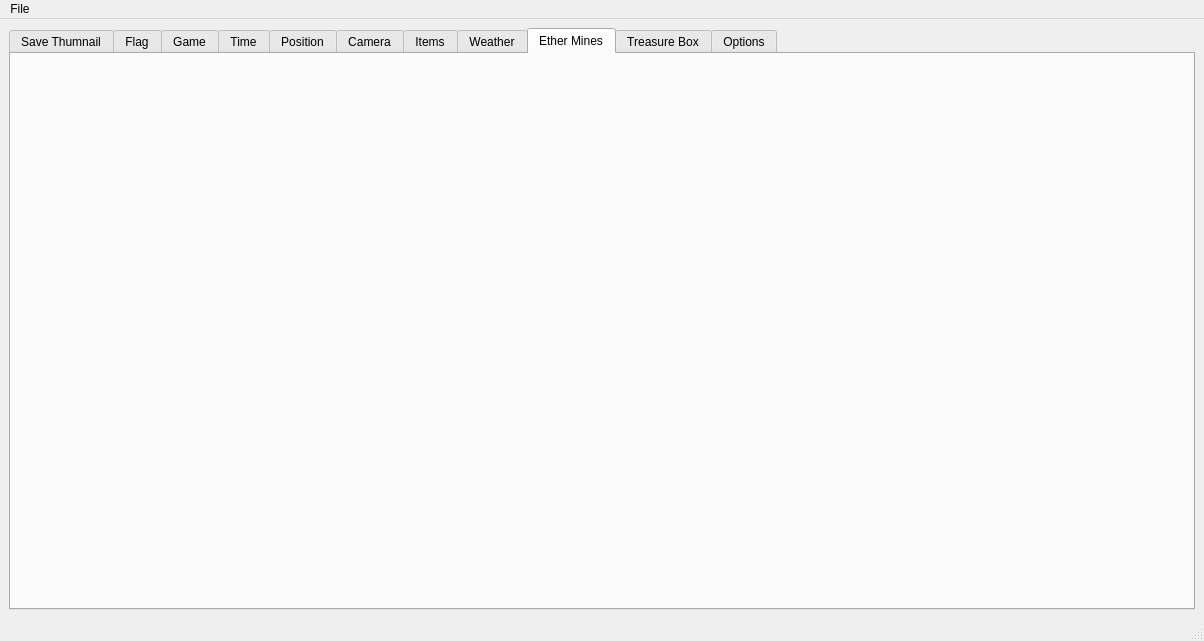
First picture: the form in gui/mainwindow.ui, repository enderslash1010/xc1-save-editor-cpp, before the edit.
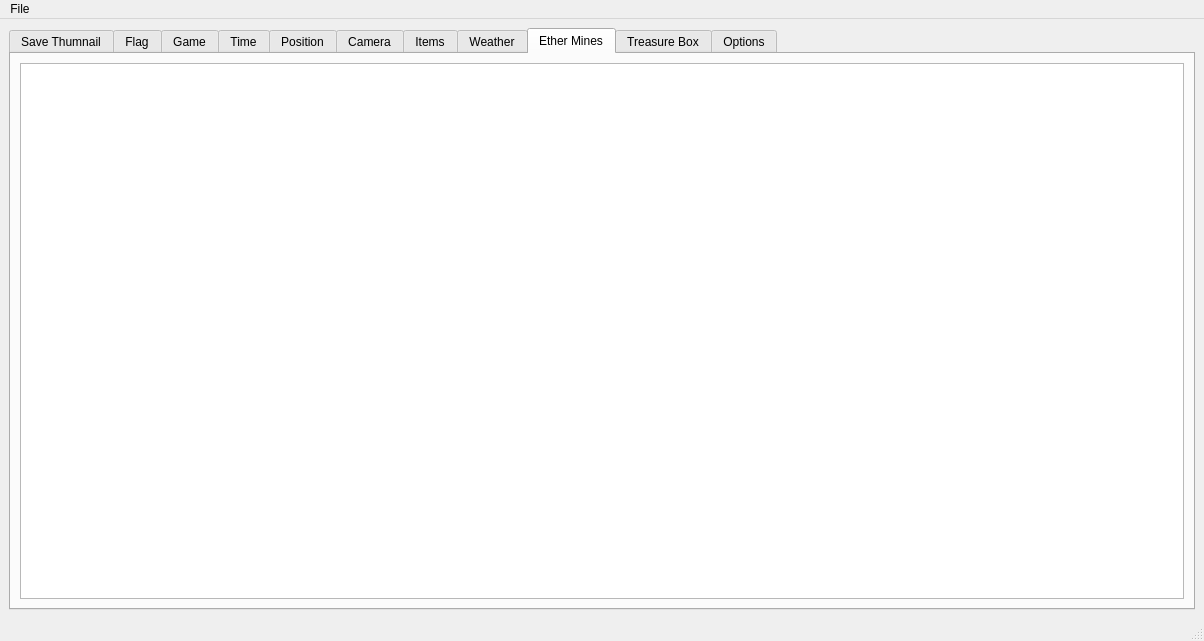
Second picture: the form after the edit. The open tabs and pages were chosen to show the change. Custom widgets are drawn as their Qt base class.

```diff
--- a/gui/mainwindow.ui
+++ b/gui/mainwindow.ui
@@ -1561,6 +1561,18 @@
        <attribute name="title">
         <string>Ether Mines</string>
        </attribute>
+       <layout class="QGridLayout" name="gridLayout_49">
+        <item row="0" column="0">
+         <widget class="QExtendedTableWidget" name="MINEArray">
+          <property name="sizeAdjustPolicy">
+           <enum>QAbstractScrollArea::SizeAdjustPolicy::AdjustIgnored</enum>
+          </property>
+          <attribute name="horizontalHeaderStretchLastSection">
+           <bool>false</bool>
+          </attribute>
+         </widget>
+        </item>
+       </layout>
       </widget>
       <widget class="QWidget" name="TBOXTab">
        <attribute name="title">
@@ -2347,6 +2359,11 @@
    <extends>QSlider</extends>
    <header>QExtendedWidget.h</header>
   </customwidget>
+  <customwidget>
+   <class>QExtendedTableWidget</class>
+   <extends>QTableWidget</extends>
+   <header>QExtendedWidget.h</header>
+  </customwidget>
  </customwidgets>
  <resources/>
  <connections/>
```
Left out of the diff: 2 changed lines with no effect on the pictures.
